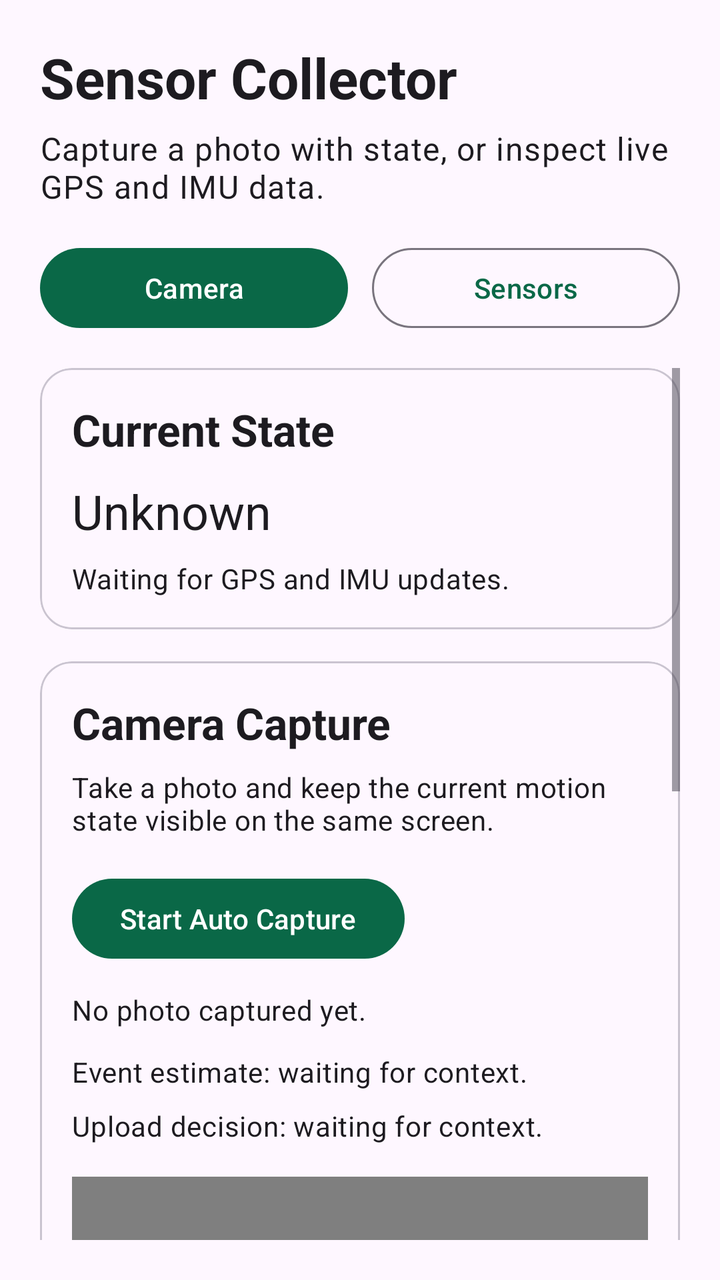
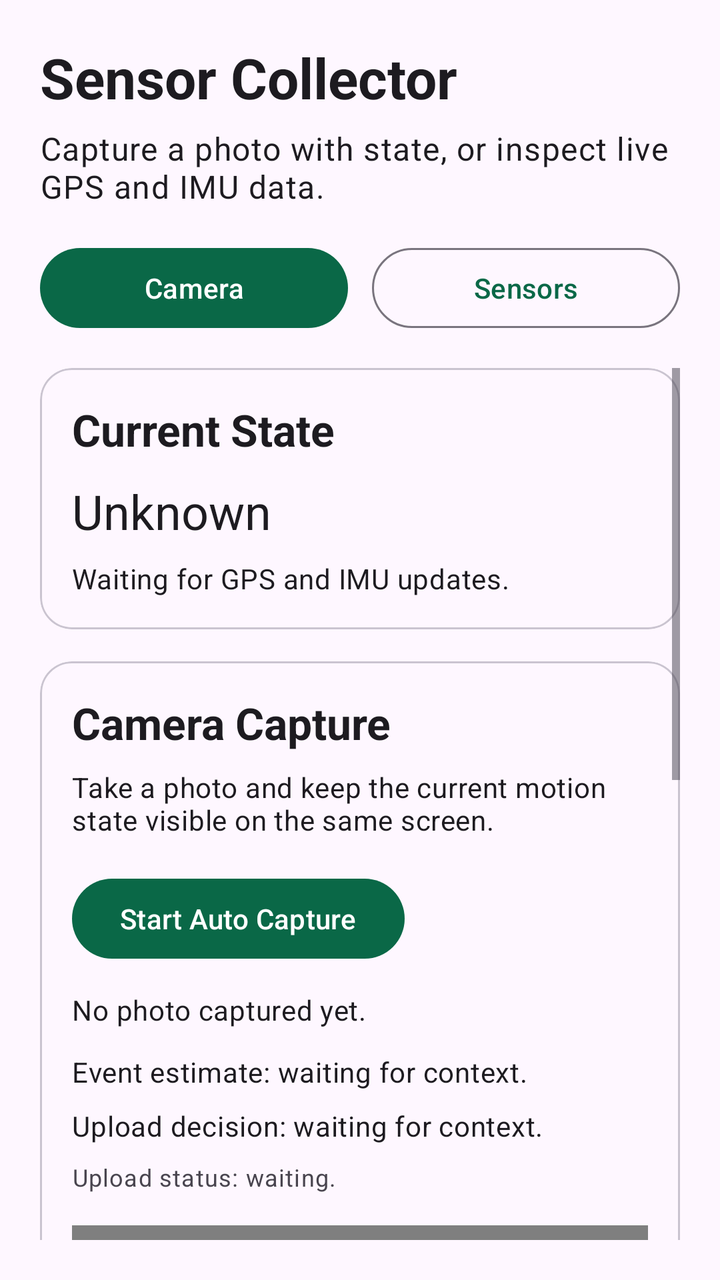

Two renders of the same Android screen: before a commit and after it. Below are the layout's source before the change and the commit's diff.
<!-- AndroidManifest.xml: application theme Theme.SensorCollector -->
<!-- res/layout/activity_main.xml -->
<?xml version="1.0" encoding="utf-8"?>
<LinearLayout xmlns:android="http://schemas.android.com/apk/res/android"
    xmlns:app="http://schemas.android.com/apk/res-auto"
    android:layout_width="match_parent"
    android:layout_height="match_parent"
    android:orientation="vertical"
    android:padding="20dp">

    <TextView
        android:id="@+id/titleText"
        android:layout_width="wrap_content"
        android:layout_height="wrap_content"
        android:text="@string/app_name"
        android:textAppearance="@style/TextAppearance.Material3.HeadlineMedium"
        android:textStyle="bold" />

    <TextView
        android:layout_width="wrap_content"
        android:layout_height="wrap_content"
        android:layout_marginTop="6dp"
        android:text="@string/app_subtitle"
        android:textAppearance="@style/TextAppearance.Material3.BodyLarge" />

    <LinearLayout
        android:layout_width="match_parent"
        android:layout_height="wrap_content"
        android:layout_marginTop="16dp"
        android:orientation="horizontal">

        <com.google.android.material.button.MaterialButton
            android:id="@+id/cameraTabButton"
            style="@style/Widget.Material3.Button"
            android:layout_width="0dp"
            android:layout_height="wrap_content"
            android:layout_weight="1"
            android:text="@string/camera_page_tab" />

        <com.google.android.material.button.MaterialButton
            android:id="@+id/dataTabButton"
            style="@style/Widget.Material3.Button.OutlinedButton"
            android:layout_width="0dp"
            android:layout_height="wrap_content"
            android:layout_marginStart="12dp"
            android:layout_weight="1"
            android:text="@string/data_page_tab" />
    </LinearLayout>

    <ScrollView
        android:id="@+id/cameraPage"
        android:layout_width="match_parent"
        android:layout_height="0dp"
        android:layout_marginTop="16dp"
        android:layout_weight="1"
        android:fillViewport="true">

        <LinearLayout
            android:layout_width="match_parent"
            android:layout_height="wrap_content"
            android:orientation="vertical">

            <com.google.android.material.card.MaterialCardView
                android:layout_width="match_parent"
                android:layout_height="wrap_content"
                app:cardCornerRadius="16dp">

                <LinearLayout
                    android:layout_width="match_parent"
                    android:layout_height="wrap_content"
                    android:orientation="vertical"
                    android:padding="16dp">

                    <TextView
                        android:layout_width="wrap_content"
                        android:layout_height="wrap_content"
                        android:text="@string/current_state_title"
                        android:textAppearance="@style/TextAppearance.Material3.TitleLarge"
                        android:textStyle="bold" />

                    <TextView
                        android:id="@+id/currentStateValue"
                        android:layout_width="wrap_content"
                        android:layout_height="wrap_content"
                        android:layout_marginTop="10dp"
                        android:text="@string/activity_state_unknown"
                        android:textAppearance="@style/TextAppearance.Material3.HeadlineSmall" />

                    <TextView
                        android:id="@+id/currentStateDetail"
                        android:layout_width="wrap_content"
                        android:layout_height="wrap_content"
                        android:layout_marginTop="8dp"
                        android:text="@string/current_state_waiting"
                        android:textAppearance="@style/TextAppearance.Material3.BodyMedium" />
                </LinearLayout>
            </com.google.android.material.card.MaterialCardView>

            <com.google.android.material.card.MaterialCardView
                android:layout_width="match_parent"
                android:layout_height="wrap_content"
                android:layout_marginTop="16dp"
                app:cardCornerRadius="16dp">

                <LinearLayout
                    android:layout_width="match_parent"
                    android:layout_height="wrap_content"
                    android:orientation="vertical"
                    android:padding="16dp">

                    <TextView
                        android:layout_width="wrap_content"
                        android:layout_height="wrap_content"
                        android:text="@string/camera_title"
                        android:textAppearance="@style/TextAppearance.Material3.TitleLarge"
                        android:textStyle="bold" />

                    <TextView
                        android:layout_width="wrap_content"
                        android:layout_height="wrap_content"
                        android:layout_marginTop="8dp"
                        android:text="@string/camera_subtitle"
                        android:textAppearance="@style/TextAppearance.Material3.BodyMedium" />

                    <com.google.android.material.button.MaterialButton
                        android:id="@+id/captureButton"
                        android:layout_width="wrap_content"
                        android:layout_height="wrap_content"
                        android:layout_marginTop="16dp"
                        android:text="@string/auto_capture_start" />

                    <TextView
                        android:id="@+id/cameraStatusText"
                        android:layout_width="wrap_content"
                        android:layout_height="wrap_content"
                        android:layout_marginTop="12dp"
                        android:text="@string/camera_waiting"
                        android:textAppearance="@style/TextAppearance.Material3.BodyMedium" />

                    <TextView
                        android:id="@+id/eventEstimateValue"
                        android:layout_width="wrap_content"
                        android:layout_height="wrap_content"
                        android:layout_marginTop="12dp"
                        android:text="@string/event_estimate_waiting"
                        android:textAppearance="@style/TextAppearance.Material3.BodyMedium" />

                    <TextView
                        android:id="@+id/uploadDecisionValue"
                        android:layout_width="wrap_content"
                        android:layout_height="wrap_content"
                        android:layout_marginTop="8dp"
                        android:text="@string/upload_decision_waiting"
                        android:textAppearance="@style/TextAppearance.Material3.BodyMedium" />

                    <androidx.camera.view.PreviewView
                        android:id="@+id/cameraPreview"
                        android:layout_width="match_parent"
                        android:layout_height="220dp"
                        android:layout_marginTop="16dp" />

                    <ImageView
                        android:id="@+id/photoPreview"
                        android:layout_width="match_parent"
                        android:layout_height="220dp"
                        android:layout_marginTop="12dp"
                        android:adjustViewBounds="true"
                        android:background="?attr/colorSurfaceVariant"
                        android:contentDescription="@string/photo_preview"
                        android:scaleType="centerCrop" />

                    <TextView
                        android:id="@+id/photoPreviewLabel"
                        android:layout_width="wrap_content"
                        android:layout_height="wrap_content"
                        android:layout_marginTop="10dp"
                        android:text="@string/photo_preview_waiting"
                        android:textAppearance="@style/TextAppearance.Material3.BodySmall" />
                </LinearLayout>
            </com.google.android.material.card.MaterialCardView>
        </LinearLayout>
    </ScrollView>

    <ScrollView
        android:id="@+id/dataPage"
        android:layout_width="match_parent"
        android:layout_height="0dp"
        android:layout_marginTop="16dp"
        android:layout_weight="1"
        android:fillViewport="true"
        android:visibility="gone">

        <LinearLayout
            android:layout_width="match_parent"
            android:layout_height="wrap_content"
            android:orientation="vertical">
            <com.google.android.material.button.MaterialButton
                android:id="@+id/refreshButton"
                android:layout_width="wrap_content"
                android:layout_height="wrap_content"
                android:text="@string/request_permission" />

            <TextView
                android:id="@+id/locationPermissionStatus"
                android:layout_width="wrap_content"
                android:layout_height="wrap_content"
                android:layout_marginTop="12dp"
                android:text="@string/location_permission_waiting"
                android:textAppearance="@style/TextAppearance.Material3.BodyMedium" />

            <com.google.android.material.card.MaterialCardView
                android:layout_width="match_parent"
                android:layout_height="wrap_content"
                android:layout_marginTop="20dp"
                app:cardCornerRadius="16dp">

                <LinearLayout
                    android:layout_width="match_parent"
                    android:layout_height="wrap_content"
                    android:orientation="vertical"
                    android:padding="16dp">

                    <TextView
                        android:layout_width="wrap_content"
                        android:layout_height="wrap_content"
                        android:text="@string/location_title"
                        android:textAppearance="@style/TextAppearance.Material3.TitleLarge"
                        android:textStyle="bold" />

                    <TextView
                        android:id="@+id/gpsStatus"
                        android:layout_width="wrap_content"
                        android:layout_height="wrap_content"
                        android:layout_marginTop="8dp"
                        android:text="@string/value_unavailable" />

                    <TextView
                        android:layout_width="wrap_content"
                        android:layout_height="wrap_content"
                        android:layout_marginTop="12dp"
                        android:text="@string/place_name_label" />

                    <TextView
                        android:id="@+id/placeNameValue"
                        android:layout_width="wrap_content"
                        android:layout_height="wrap_content"
                        android:text="@string/value_unavailable"
                        android:textAppearance="@style/TextAppearance.Material3.BodyLarge" />

                    <TextView
                        android:layout_width="wrap_content"
                        android:layout_height="wrap_content"
                        android:layout_marginTop="12dp"
                        android:text="@string/latitude_label" />

                    <TextView
                        android:id="@+id/latitudeValue"
                        android:layout_width="wrap_content"
                        android:layout_height="wrap_content"
                        android:text="@string/value_unavailable"
                        android:textAppearance="@style/TextAppearance.Material3.BodyLarge" />

                    <TextView
                        android:layout_width="wrap_content"
                        android:layout_height="wrap_content"
                        android:layout_marginTop="8dp"
                        android:text="@string/longitude_label" />

                    <TextView
                        android:id="@+id/longitudeValue"
                        android:layout_width="wrap_content"
                        android:layout_height="wrap_content"
                        android:text="@string/value_unavailable"
                        android:textAppearance="@style/TextAppearance.Material3.BodyLarge" />

                    <TextView
                        android:layout_width="wrap_content"
                        android:layout_height="wrap_content"
                        android:layout_marginTop="8dp"
                        android:text="@string/altitude_label" />

                    <TextView
                        android:id="@+id/altitudeValue"
                        android:layout_width="wrap_content"
                        android:layout_height="wrap_content"
                        android:text="@string/value_unavailable"
                        android:textAppearance="@style/TextAppearance.Material3.BodyLarge" />

                    <TextView
                        android:layout_width="wrap_content"
                        android:layout_height="wrap_content"
                        android:layout_marginTop="8dp"
                        android:text="@string/speed_label" />

                    <TextView
                        android:id="@+id/speedValue"
                        android:layout_width="wrap_content"
                        android:layout_height="wrap_content"
                        android:text="@string/value_unavailable"
                        android:textAppearance="@style/TextAppearance.Material3.BodyLarge" />

                    <TextView
                        android:layout_width="wrap_content"
                        android:layout_height="wrap_content"
                        android:layout_marginTop="8dp"
                        android:text="@string/bearing_label" />

                    <TextView
                        android:id="@+id/bearingValue"
                        android:layout_width="wrap_content"
                        android:layout_height="wrap_content"
                        android:text="@string/value_unavailable"
                        android:textAppearance="@style/TextAppearance.Material3.BodyLarge" />

                    <TextView
                        android:layout_width="wrap_content"
                        android:layout_height="wrap_content"
                        android:layout_marginTop="8dp"
                        android:text="@string/accuracy_label" />

                    <TextView
                        android:id="@+id/accuracyValue"
                        android:layout_width="wrap_content"
                        android:layout_height="wrap_content"
                        android:text="@string/value_unavailable"
                        android:textAppearance="@style/TextAppearance.Material3.BodyLarge" />

                    <TextView
                        android:layout_width="wrap_content"
                        android:layout_height="wrap_content"
                        android:layout_marginTop="8dp"
                        android:text="@string/provider_label" />

                    <TextView
                        android:id="@+id/providerValue"
                        android:layout_width="wrap_content"
                        android:layout_height="wrap_content"
                        android:text="@string/value_unavailable"
                        android:textAppearance="@style/TextAppearance.Material3.BodyLarge" />
                </LinearLayout>
            </com.google.android.material.card.MaterialCardView>

            <com.google.android.material.card.MaterialCardView
                android:layout_width="match_parent"
                android:layout_height="wrap_content"
                android:layout_marginTop="16dp"
                app:cardCornerRadius="16dp">

                <LinearLayout
                    android:layout_width="match_parent"
                    android:layout_height="wrap_content"
                    android:orientation="vertical"
                    android:padding="16dp">

                    <TextView
                        android:layout_width="wrap_content"
                        android:layout_height="wrap_content"
                        android:text="@string/imu_title"
                        android:textAppearance="@style/TextAppearance.Material3.TitleLarge"
                        android:textStyle="bold" />

                    <TextView
                        android:layout_width="wrap_content"
                        android:layout_height="wrap_content"
                        android:layout_marginTop="12dp"
                        android:text="@string/accelerometer_label" />

                    <TextView
                        android:id="@+id/accelerometerStatus"
                        android:layout_width="wrap_content"
                        android:layout_height="wrap_content"
                        android:text="@string/value_unavailable" />

                    <TextView
                        android:id="@+id/accelerometerValue"
                        android:layout_width="wrap_content"
                        android:layout_height="wrap_content"
                        android:layout_marginTop="4dp"
                        android:text="@string/vector_placeholder"
                        android:textAppearance="@style/TextAppearance.Material3.BodyLarge" />

                    <TextView
                        android:layout_width="wrap_content"
                        android:layout_height="wrap_content"
                        android:layout_marginTop="12dp"
                        android:text="@string/gyroscope_label" />

                    <TextView
                        android:id="@+id/gyroscopeStatus"
                        android:layout_width="wrap_content"
                        android:layout_height="wrap_content"
                        android:text="@string/value_unavailable" />

                    <TextView
                        android:id="@+id/gyroscopeValue"
                        android:layout_width="wrap_content"
                        android:layout_height="wrap_content"
                        android:layout_marginTop="4dp"
                        android:text="@string/vector_placeholder"
                        android:textAppearance="@style/TextAppearance.Material3.BodyLarge" />

                    <TextView
                        android:layout_width="wrap_content"
                        android:layout_height="wrap_content"
                        android:layout_marginTop="12dp"
                        android:text="@string/magnetometer_label" />

                    <TextView
                        android:id="@+id/magnetometerStatus"
                        android:layout_width="wrap_content"
                        android:layout_height="wrap_content"
                        android:text="@string/value_unavailable" />

                    <TextView
                        android:id="@+id/magnetometerValue"
                        android:layout_width="wrap_content"
                        android:layout_height="wrap_content"
                        android:layout_marginTop="4dp"
                        android:text="@string/vector_placeholder"
                        android:textAppearance="@style/TextAppearance.Material3.BodyLarge" />
                </LinearLayout>
            </com.google.android.material.card.MaterialCardView>
        </LinearLayout>
    </ScrollView>
</LinearLayout>
<!-- resources referenced by this layout -->
<resources>
  <string name="accelerometer_label">Accelerometer</string>
  <string name="accuracy_label">Accuracy</string>
  <string name="activity_state_unknown">Unknown</string>
  <string name="altitude_label">Altitude</string>
  <string name="app_name">Sensor Collector</string>
  <string name="app_subtitle">Capture a photo with state, or inspect live GPS and IMU data.</string>
  <string name="auto_capture_start">Start Auto Capture</string>
  <string name="bearing_label">Bearing</string>
  <string name="camera_page_tab">Camera</string>
  <string name="camera_subtitle">Take a photo and keep the current motion state visible on the same screen.</string>
  <string name="camera_title">Camera Capture</string>
  <string name="camera_waiting">No photo captured yet.</string>
  <string name="current_state_title">Current State</string>
  <string name="current_state_waiting">Waiting for GPS and IMU updates.</string>
  <string name="data_page_tab">Sensors</string>
  <string name="event_estimate_waiting">Event estimate: waiting for context.</string>
  <string name="gyroscope_label">Gyroscope</string>
  <string name="imu_title">IMU Data</string>
  <string name="latitude_label">Latitude</string>
  <string name="location_permission_waiting">Waiting for location permission.</string>
  <string name="location_title">GPS Data</string>
  <string name="longitude_label">Longitude</string>
  <string name="magnetometer_label">Magnetometer</string>
  <string name="photo_preview">Captured photo preview</string>
  <string name="photo_preview_waiting">No cached photo yet.</string>
  <string name="place_name_label">Place Name</string>
  <string name="provider_label">Provider</string>
  <string name="request_permission">Request GPS Permission</string>
  <string name="speed_label">Speed</string>
  <string name="upload_decision_waiting">Upload decision: waiting for context.</string>
  <string name="value_unavailable">N/A</string>
  <string name="vector_placeholder">x=0.000, y=0.000, z=0.000</string>
  <style name="Theme.SensorCollector" parent="Theme.Material3.DayNight.NoActionBar">
          <item name="colorPrimary">#0A6847</item>
          <item name="colorPrimaryContainer">#9CF3C8</item>
          <item name="colorSecondary">#4C6358</item>
          <item name="android:statusBarColor" tools:targetApi="l">#0A6847</item>
      </style>
</resources>

<!-- the commit's change to res/layout/activity_main.xml (unified diff, before → after) -->
@@ -151,6 +151,14 @@
                         android:text="@string/upload_decision_waiting"
                         android:textAppearance="@style/TextAppearance.Material3.BodyMedium" />
 
+                    <TextView
+                        android:id="@+id/uploadStatusText"
+                        android:layout_width="wrap_content"
+                        android:layout_height="wrap_content"
+                        android:layout_marginTop="8dp"
+                        android:text="@string/upload_status_waiting"
+                        android:textAppearance="@style/TextAppearance.Material3.BodySmall" />
+
                     <androidx.camera.view.PreviewView
                         android:id="@+id/cameraPreview"
                         android:layout_width="match_parent"
<!-- resource entries referenced after the edit -->
@@ -30,6 +30,7 @@
   <string name="request_permission">Request GPS Permission</string>
   <string name="speed_label">Speed</string>
   <string name="upload_decision_waiting">Upload decision: waiting for context.</string>
+  <string name="upload_status_waiting">Upload status: waiting.</string>
   <string name="value_unavailable">N/A</string>
   <string name="vector_placeholder">x=0.000, y=0.000, z=0.000</string>
   <style name="Theme.SensorCollector" parent="Theme.Material3.DayNight.NoActionBar">
